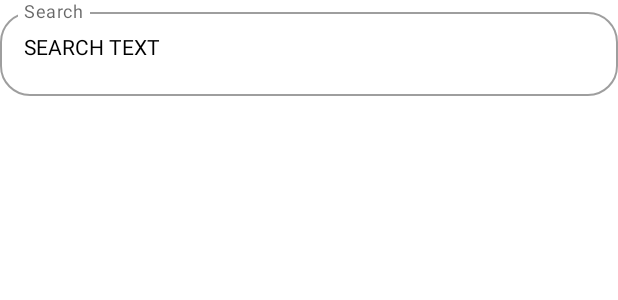
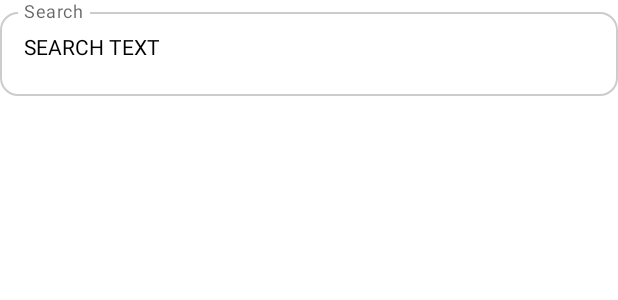
Before and after one commit to kaleidot725/Jetpack-Compose-Orbit-MVI-Demo, an Android app built with Jetpack Compose: the @Preview function SearchBar_Preview, on a phone screen of 412 x 824 dp. Shown: the top 300 px of the screen. Run offline under Robolectric (Android 15) with nearby library versions, the phone set to English and light mode, and no system bars.

Commit message:
feat: Modify search bar border color

```diff
--- a/app/src/main/java/jp/kaleidot725/orbit/ui/molecules/SearchBar.kt
+++ b/app/src/main/java/jp/kaleidot725/orbit/ui/molecules/SearchBar.kt
@@ -1,13 +1,17 @@
 package jp.kaleidot725.orbit.ui.molecules
 
+import androidx.compose.foundation.isSystemInDarkTheme
 import androidx.compose.foundation.layout.Box
 import androidx.compose.foundation.layout.fillMaxWidth
 import androidx.compose.foundation.layout.wrapContentHeight
 import androidx.compose.foundation.shape.RoundedCornerShape
+import androidx.compose.material.MaterialTheme
 import androidx.compose.material.OutlinedTextField
 import androidx.compose.material.Text
+import androidx.compose.material.TextFieldDefaults
 import androidx.compose.runtime.Composable
 import androidx.compose.ui.Modifier
+import androidx.compose.ui.graphics.Color
 import androidx.compose.ui.res.stringResource
 import androidx.compose.ui.tooling.preview.Preview
 import androidx.compose.ui.unit.dp
@@ -24,7 +28,11 @@ fun SearchBar(
             value = searchText,
             onValueChange = onChangedSearchText,
             modifier = Modifier.fillMaxWidth(),
-            shape = RoundedCornerShape(20.dp),
+            shape = RoundedCornerShape(12.dp),
+            colors = TextFieldDefaults.outlinedTextFieldColors(
+                focusedBorderColor = MaterialTheme.colors.primary,
+                unfocusedBorderColor = if (isSystemInDarkTheme()) Color.DarkGray else Color.LightGray
+            ),
             label = { Text(stringResource(R.string.search)) }
         )
     }
--- a/app/src/main/java/jp/kaleidot725/orbit/ui/pages/details/DetailsPage.kt
+++ b/app/src/main/java/jp/kaleidot725/orbit/ui/pages/details/DetailsPage.kt
@@ -1,6 +1,5 @@
 package jp.kaleidot725.orbit.ui.pages.details
 
-import android.util.Log
 import androidx.compose.foundation.layout.fillMaxSize
 import androidx.compose.material.Scaffold
 import androidx.compose.runtime.Composable
@@ -20,7 +19,6 @@ fun DetailsPage(
 ) {
     val state = viewModel.container.stateFlow.collectAsState().value
 
-    Log.v("TEST", "${viewModel}")
     LaunchedEffect(viewModel) {
         viewModel.container.sideEffectFlow.collect {
             when (it) {
```
